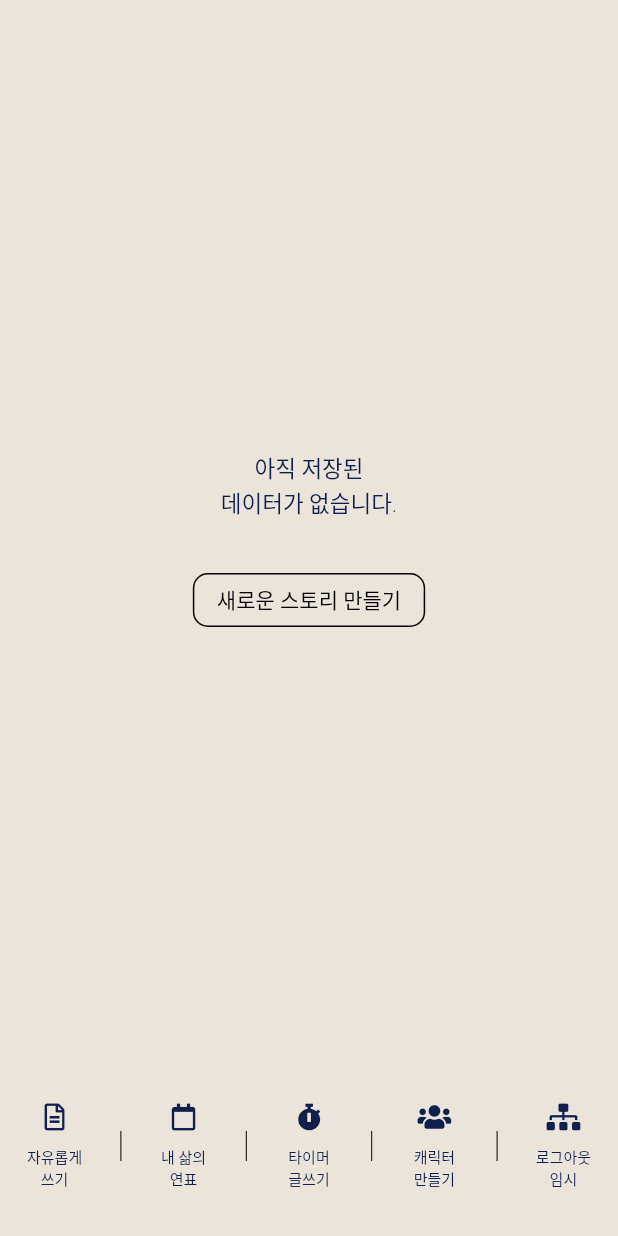
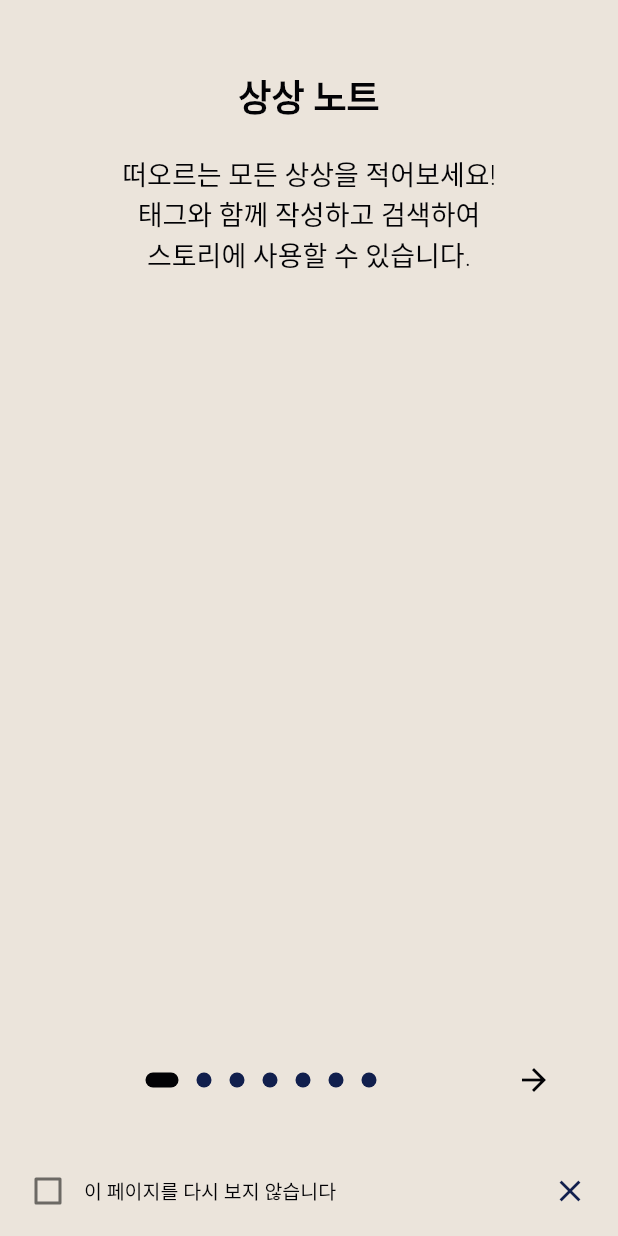
Before and after one commit to randomizedlife01/project_writer, a Flutter app: the screen it shows after launch, on a phone screen of 412 x 824 dp. Run offline on Flutter 3.47's test engine with Material 2 defaults, Android fonts, the light colour scheme and no system bars; drawn by our look-alikes of introduction_screen; our stand-ins replace carousel_slider, dotted_line, email_validator, flutter_keyboard_visibility, flutter_slidable, font_awesome_flutter and 4 more; missing offline and left inert: amplify_analytics_pinpoint, amplify_auth_cognito, amplify_core, amplify_datastore, amplify_datastore_plugin_interface, amplify_flutter and 1 more; Roboto replaces fonts that are missing (GothicA1).

Commit message:
project V04 인스트럭션 페이지 진행중, 이미지 만들어 넣기

```diff
--- a/lib/landing_page.dart
+++ b/lib/landing_page.dart
@@ -7,6 +7,7 @@ import 'package:get/instance_manager.dart';
 import 'package:project_writer_v04/pages/auth_pages/login_page.dart';
 import 'package:project_writer_v04/pages/auth_pages/signup_page.dart';
 import 'package:project_writer_v04/pages/auth_pages/verification_page.dart';
+import 'package:project_writer_v04/pages/instruction_page/instruction_page.dart';
 import 'package:project_writer_v04/services/controller/my_life_controller.dart';
 import 'package:project_writer_v04/services/controller/character_controller.dart';
 import 'package:project_writer_v04/services/controller/free_write_controller.dart';
@@ -16,6 +17,7 @@ import 'package:project_writer_v04/services/controller/intro_page_controller.dar
 import 'package:project_writer_v04/services/controller/story_summary_controller.dart';
 import 'package:project_writer_v04/services/route/app_route.dart';
 import 'package:project_writer_v04/amplifyconfiguration.dart';
+import 'package:shared_preferences/shared_preferences.dart';
 
 import 'models/ModelProvider.dart';
 
@@ -30,6 +32,8 @@ class _LandingPageState extends State<LandingPage> {
   final _authService = AuthService();
   final _amplify = Amplify;
 
+  bool isEnabled;
+
   @override
   void initState() {
     super.initState();
@@ -41,6 +45,15 @@ class _LandingPageState extends State<LandingPage> {
     Get.put(IntroDocumentController());
     Get.put(MyLifeStoryController());
     Get.put(StorySummaryController());
+
+    _getInstructionState();
+  }
+
+  _getInstructionState() async {
+    //SharedPreferences.setMockInitialValues({'instructionEnabled': true});
+    SharedPreferences prefs = await SharedPreferences.getInstance();
+    isEnabled = prefs.getBool('instructionEnabled') ?? true;
+    print('Instruction Enabled : $isEnabled');
   }
 
   void _configureAmplify() async {
@@ -90,12 +103,15 @@ class _LandingPageState extends State<LandingPage> {
                     child: VerificationPage(didProvideVerificationCode: _authService.verifyCode),
                   ),
                 if (snapshot.data.authFlowStatus == AuthFlowStatus.session)
-                  MaterialPage(
-                    name: '/intro_page',
-                    child: IntroPage(
-                      shouldLogOut: _authService.logOut,
-                    ),
-                  ),
+                  isEnabled
+                      ? MaterialPage(
+                          name: '/instruction_page',
+                          child: InstructionPage(),
+                        )
+                      : MaterialPage(
+                          name: '/intro_page',
+                          child: IntroPage(),
+                        )
               ],
               onPopPage: (route, result) => route.didPop(result),
             );
--- a/lib/main.dart
+++ b/lib/main.dart
@@ -1,10 +1,10 @@
 import 'package:flutter/material.dart';
 import 'package:flutter/services.dart';
 import 'package:flutter_keyboard_visibility/flutter_keyboard_visibility.dart';
+import 'package:get/get.dart';
 import 'package:get/get_navigation/src/root/get_material_app.dart';
 import 'package:project_writer_v04/landing_page.dart';
 import 'package:project_writer_v04/theme/new_light_theme.dart';
-import 'theme/theme_data.dart';
 
 void main() {
   SystemChrome.setSystemUIOverlayStyle(SystemUiOverlayStyle(statusBarColor: Colors.white));
--- /dev/null
+++ b/lib/pages/instruction_page/instruction_page.dart
@@ -0,0 +1,216 @@
+import 'package:flutter/foundation.dart';
+import 'package:flutter/material.dart';
+import 'package:introduction_screen/introduction_screen.dart';
+import 'package:shared_preferences/shared_preferences.dart';
+
+class InstructionPage extends StatefulWidget {
+  @override
+  _InstructionPageState createState() => _InstructionPageState();
+}
+
+class _InstructionPageState extends State<InstructionPage> {
+  final introKey = GlobalKey<IntroductionScreenState>();
+
+  bool isEnabled = false;
+
+  @override
+  void initState() {
+    super.initState();
+    _initInstructionEnabled();
+  }
+
+  _initInstructionEnabled() async {
+    SharedPreferences prefs = await SharedPreferences.getInstance();
+    isEnabled = prefs.getBool('instructionEnabled') ?? true;
+    print('Instruction Enabled : $isEnabled');
+  }
+
+  void _onIntroEnd(context) {
+    Navigator.of(context).pushNamed('/intro_page');
+  }
+
+  Widget _buildFullscrenImage() {
+    return Image.asset(
+      'assets/fullscreen.jpg',
+      fit: BoxFit.cover,
+      height: double.infinity,
+      width: double.infinity,
+      alignment: Alignment.center,
+    );
+  }
+
+  Widget _buildImage(String assetName, [double width = 350]) {
+    return Image.asset('assets/$assetName', width: width);
+  }
+
+  _setInstructionEnabled() async {
+    SharedPreferences prefs = await SharedPreferences.getInstance();
+    isEnabled = prefs.getBool('instructionEnabled') ?? true;
+    print('Instruction Enabled : $isEnabled');
+    await prefs.setBool('instructionEnabled', !isEnabled);
+  }
+
+  @override
+  Widget build(BuildContext context) {
+    const bodyStyle = TextStyle(fontSize: 18.0);
+
+    const pageDecoration = const PageDecoration(
+      titleTextStyle: TextStyle(fontSize: 24.0, fontWeight: FontWeight.w700),
+      bodyTextStyle: bodyStyle,
+      titlePadding: EdgeInsets.fromLTRB(30.0, 30.0, 30.0, 10.0),
+      descriptionPadding: EdgeInsets.fromLTRB(30.0, 10.0, 30.0, 30.0),
+      pageColor: Color(0xFFebe4db),
+      imagePadding: EdgeInsets.zero,
+    );
+
+    return IntroductionScreen(
+      key: introKey,
+      globalBackgroundColor: Color(0xFFebe4db),
+      globalHeader: Align(
+        alignment: Alignment.topRight,
+        child: SafeArea(
+          child: Padding(
+            padding: const EdgeInsets.only(top: 16, right: 16),
+            //child: _buildImage('flutter.png', 100),
+          ),
+        ),
+      ),
+      globalFooter: SizedBox(
+        width: double.infinity,
+        height: 60,
+        child: Padding(
+          padding: const EdgeInsets.all(8.0),
+          child: Row(
+            children: [
+              Checkbox(
+                checkColor: Color(0xFFebe4db), // color of tick Mark
+                activeColor: Color(0xFF111f4d),
+                value: isEnabled,
+                onChanged: (value) {
+                  setState(() {
+                    _setInstructionEnabled();
+                  });
+                },
+              ),
+              Expanded(
+                child: Text('이 페이지를 다시 보지 않습니다'),
+              ),
+              IconButton(
+                icon: Icon(Icons.clear),
+                onPressed: () => _onIntroEnd(context),
+              ),
+            ],
+          ),
+        ),
+      ),
+      pages: [
+        PageViewModel(
+          title: "상상 노트",
+          body: "떠오르는 모든 상상을 적어보세요!\n태그와 함께 작성하고 검색하여\n스토리에 사용할 수 있습니다.",
+          //image: _buildImage('img1.jpg'),
+          decoration: pageDecoration,
+        ),
+        PageViewModel(
+          title: "상상 노트",
+          body: "떠오르는 모든 상상을 적어보세요!\n태그와 함께 작성하고 검색하여\n스토리에 사용할 수 있습니다.",
+          //image: _buildImage('img1.jpg'),
+          decoration: pageDecoration,
+        ),
+        PageViewModel(
+          title: "내 연표 만들기",
+          body: "많은 이야기들이\n나로부터 시작됩니다.\n내 삶의 연표를\n만들어보는 것은 어떨까요?",
+          //image: _buildImage('img2.jpg'),
+          decoration: pageDecoration,
+        ),
+        PageViewModel(
+          title: "캐릭터 만들기",
+          body: "내 주변 사람들을 모티브 삼아\n캐릭터를 만들어볼까요? \n대화를 만들 때\n쉽게 작성할 수 있습니다.",
+          //image: _buildImage('img3.jpg'),
+          decoration: pageDecoration,
+        ),
+        PageViewModel(
+          title: "Full Screen Page",
+          body:
+              "Pages can be full screen as well.\n\nLorem ipsum dolor sit amet, consectetur adipiscing elit. Nunc id euismod lectus, non tempor felis. Nam rutrum rhoncus est ac venenatis.",
+          //image: _buildFullscrenImage(),
+          decoration: pageDecoration.copyWith(
+            contentMargin: const EdgeInsets.symmetric(horizontal: 16),
+            fullScreen: true,
+            bodyFlex: 4,
+            imageFlex: 3,
+          ),
+        ),
+        PageViewModel(
+          title: "Another title page",
+          body: "Another beautiful body text for this example onboarding",
+          //image: _buildImage('img2.jpg'),
+          footer: ElevatedButton(
+            onPressed: () {
+              introKey.currentState?.animateScroll(0);
+            },
+            child: const Text(
+              'FooButton',
+              style: TextStyle(color: Colors.white),
+            ),
+            style: ElevatedButton.styleFrom(
+              primary: Colors.lightBlue,
+              shape: RoundedRectangleBorder(
+                borderRadius: BorderRadius.circular(8.0),
+              ),
+            ),
+          ),
+          decoration: pageDecoration,
+        ),
+        PageViewModel(
+          title: "Title of last page - reversed",
+          bodyWidget: Row(
+            mainAxisAlignment: MainAxisAlignment.center,
+            children: const [
+              Text("Click on ", style: bodyStyle),
+              Icon(Icons.edit),
+              Text(" to edit a post", style: bodyStyle),
+            ],
+          ),
+          decoration: pageDecoration.copyWith(
+            bodyFlex: 4,
+            imageFlex: 4,
+            bodyAlignment: Alignment.center,
+            imageAlignment: Alignment.topCenter,
+          ),
+          //image: _buildImage('img1.jpg'),
+          reverse: true,
+        ),
+      ],
+      onDone: () => _onIntroEnd(context),
+      //onSkip: () => _onIntroEnd(context), // You can override onSkip callback
+      showSkipButton: false,
+      skipFlex: 0,
+      nextFlex: 0,
+      //rtl: true, // Display as right-to-left
+      skip: const Text('건너뛰기'),
+      next: const Icon(
+        Icons.arrow_forward,
+        color: Color(0xFF020205),
+      ),
+      done: const Text('완료', style: TextStyle(fontWeight: FontWeight.w600, color: Color(0xFF020205))),
+      curve: Curves.fastLinearToSlowEaseIn,
+      controlsMargin: const EdgeInsets.all(16),
+      controlsPadding: kIsWeb ? const EdgeInsets.all(12.0) : const EdgeInsets.fromLTRB(8.0, 4.0, 8.0, 4.0),
+      dotsDecorator: const DotsDecorator(
+        size: Size(10.0, 10.0),
+        color: Color(0xFF111f4d),
+        activeColor: Color(0xFF020205),
+        activeSize: Size(22.0, 10.0),
+        activeShape: RoundedRectangleBorder(
+          borderRadius: BorderRadius.all(Radius.circular(25.0)),
+        ),
+      ),
+      dotsContainerDecorator: const ShapeDecoration(
+        color: Colors.transparent,
+        shape: RoundedRectangleBorder(
+          borderRadius: BorderRadius.all(Radius.circular(8.0)),
+        ),
+      ),
+    );
+  }
+}
--- a/lib/services/route/app_route.dart
+++ b/lib/services/route/app_route.dart
@@ -12,6 +12,7 @@ import 'package:project_writer_v04/pages/document/import_page/import_page.dart';
 import 'package:project_writer_v04/pages/document/intro_page/intro_page.dart';
 import 'package:project_writer_v04/pages/document/my_life_page/parts/my_life_write_page.dart';
 import 'package:project_writer_v04/pages/document/story_page/story_detail_page.dart';
+import 'package:project_writer_v04/pages/instruction_page/instruction_page.dart';
 import 'package:project_writer_v04/services/controller/auth_bloc.dart';
 import 'package:project_writer_v04/pages/document/my_life_page/parts/my_life_page.dart';
 import 'package:project_writer_v04/pages/document/story_page/story_page.dart';
@@ -103,6 +104,9 @@ class AppRouter {
         final MyLifeStory args = routeSettings.arguments as MyLifeStory;
         return MaterialPageRoute(builder: (_) => MyLifeDetailPage(myLifeStory: args));
         break;
+      case '/instruction_page':
+        return MaterialPageRoute(builder: (_) => InstructionPage());
+        break;
       default:
         return null;
         break;
--- a/pubspec.yaml
+++ b/pubspec.yaml
@@ -50,6 +50,8 @@ dependencies:
   get:
   keyboard_actions: ^3.4.0
   dotted_line: ^3.0.0
+  introduction_screen: ^2.1.0
+  shared_preferences: ^2.0.5
 
 
 
```
Also changed, not shown: pubspec.lock, 2 other files.
